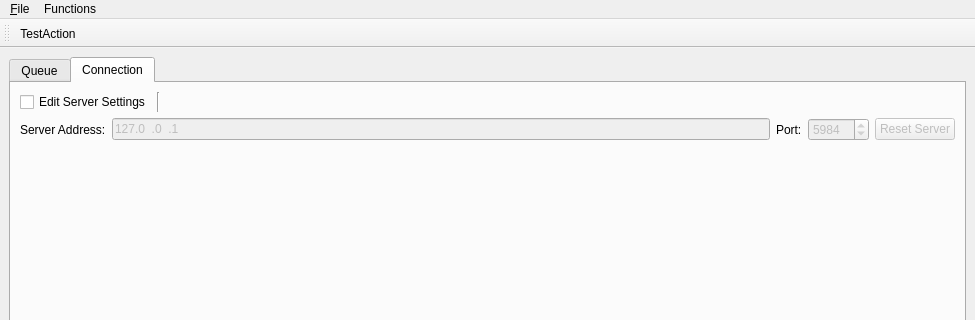
Before: the Qt Designer form DaQueue/workerGUI.ui in mfitzp/toolz, drawn with Qt 5; both pictures show x 0 to 975 and y 0 to 320 of the 975 by 620 pixel window.
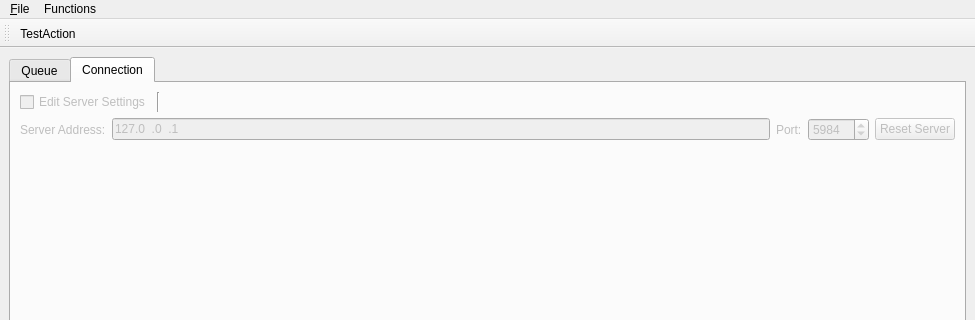
After: the same form once the commit is applied. The open tabs and pages were chosen to show the change. Icons and pictures are not drawn. Custom widgets are drawn as their Qt base class.

What changed in the file:
```diff
--- a/DaQueue/workerGUI.ui
+++ b/DaQueue/workerGUI.ui
@@ -27,6 +27,9 @@
    <layout class="QVBoxLayout" name="verticalLayout_4">
     <item>
      <widget class="QTabWidget" name="tabWidget">
+      <property name="enabled">
+       <bool>true</bool>
+      </property>
       <property name="currentIndex">
        <number>0</number>
       </property>
@@ -173,6 +176,9 @@
            <layout class="QHBoxLayout" name="horizontalLayout">
             <item>
              <widget class="QCheckBox" name="editServerCB">
+              <property name="enabled">
+               <bool>false</bool>
+              </property>
               <property name="text">
                <string>Edit Server Settings</string>
               </property>
@@ -204,6 +210,9 @@
            <layout class="QHBoxLayout" name="horizontalLayout_3">
             <item>
              <widget class="QLabel" name="label">
+              <property name="enabled">
+               <bool>false</bool>
+              </property>
               <property name="text">
                <string>Server Address:</string>
               </property>
@@ -227,6 +236,9 @@
             </item>
             <item>
              <widget class="QLabel" name="label_2">
+              <property name="enabled">
+               <bool>false</bool>
+              </property>
               <property name="text">
                <string>Port:</string>
               </property>
```
